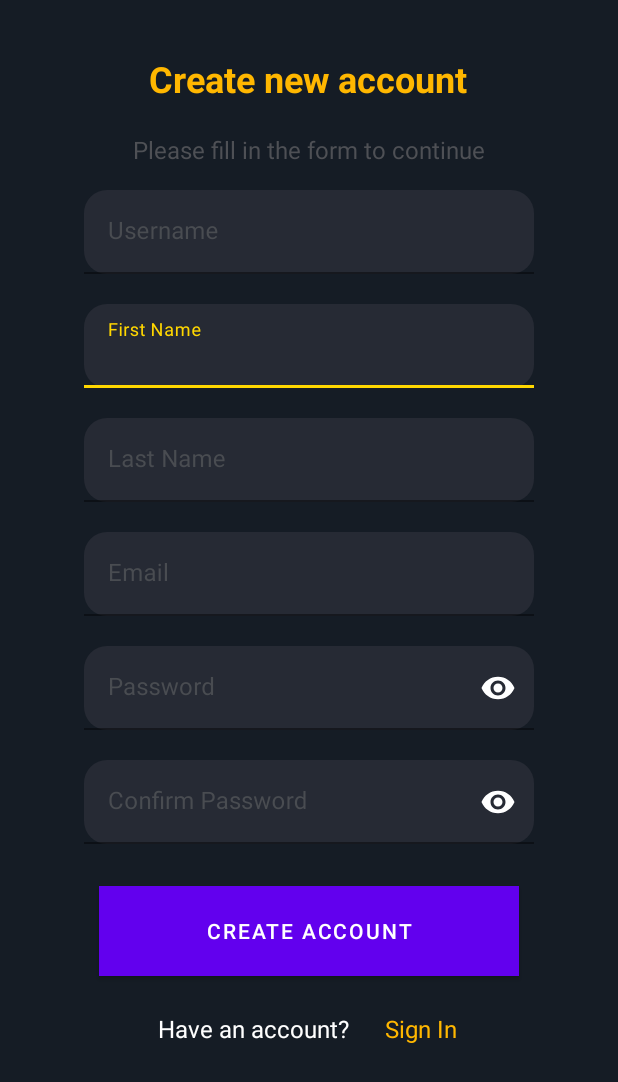
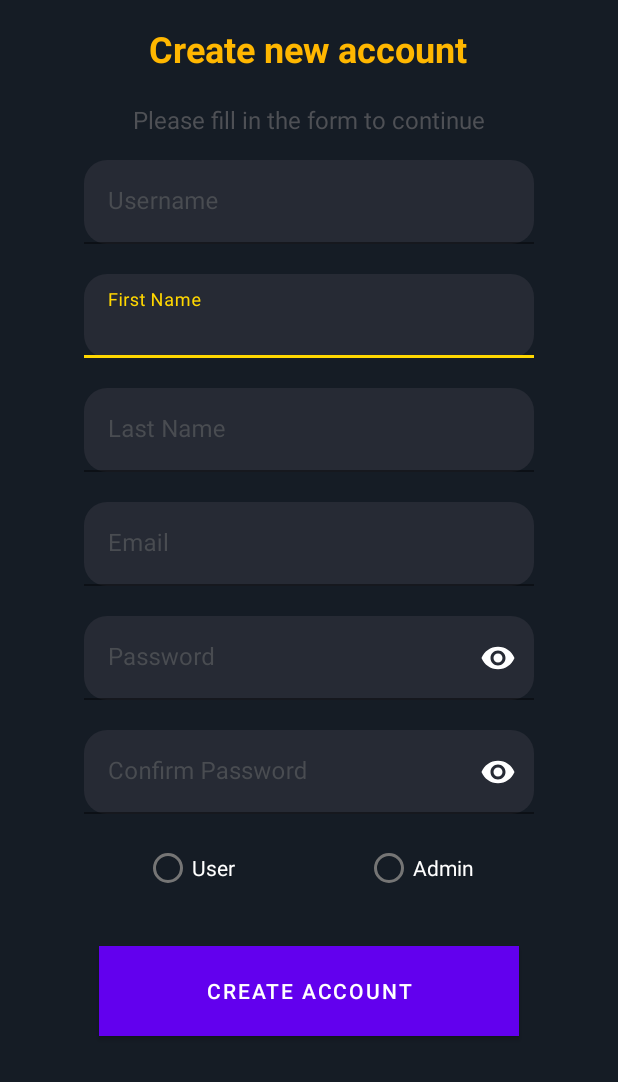
Before and after one commit to UnFameeee/Android-Movie-Application-FinalExam, an Android app: the RegisterActivity screen opened directly, with no data from a screen before it, on a phone screen of 412 x 824 dp. Shown: the top 1082 px of the screen. Run offline under Robolectric (Android 15) with nearby library versions, the light colour scheme and no system bars; our stand-ins replace Firebase (no records; nobody signed in at launch, a user with empty details on screens opened directly); Roboto replaces fonts that are not available here.

Commit message:
commit
commit

```diff
--- a/Movie-Application/app/src/main/java/com/android/movie_application/ui/RegisterActivity.java
+++ b/Movie-Application/app/src/main/java/com/android/movie_application/ui/RegisterActivity.java
@@ -4,6 +4,7 @@ import android.os.Bundle;
 import android.util.Patterns;
 import android.view.View;
 import android.widget.EditText;
+import android.widget.RadioButton;
 import android.widget.Toast;
 
 import androidx.annotation.NonNull;
@@ -22,6 +23,8 @@ public class RegisterActivity extends AppCompatActivity
 
     private FirebaseAuth mAuth;
     private EditText editTextUsername, editTextFname,editTextLname,editTextEmail,editTextPass,editTextRepass;
+    RadioButton radioButtonUser, radioButtonAdmin;
+    String role;
     @Override
     protected void onCreate(Bundle savedInstanceState)
     {
@@ -35,6 +38,8 @@ public class RegisterActivity extends AppCompatActivity
         editTextEmail = (EditText) findViewById(R.id.editTextEmail);
         editTextPass = (EditText) findViewById(R.id.editTextPass);
         editTextRepass = (EditText) findViewById(R.id.editTextRepass);
+        radioButtonAdmin = (RadioButton) findViewById(R.id.radioButtonAdmin);
+        radioButtonUser = (RadioButton) findViewById(R.id.radioButtonUser);
     }
 
     public void register(View view)
@@ -99,6 +104,19 @@ public class RegisterActivity extends AppCompatActivity
             editTextEmail.requestFocus();
             return;
         }
+        if (radioButtonUser.isChecked())
+        {
+            role = "user";
+        }
+        else if (radioButtonAdmin.isChecked())
+        {
+            role = "admin";
+        }
+        else
+        {
+            Toast.makeText(RegisterActivity.this,"Role is empty",Toast.LENGTH_SHORT).show();
+            return;
+        }
 
         mAuth.createUserWithEmailAndPassword(email,pass).addOnCompleteListener(new OnCompleteListener<AuthResult>()
         {
@@ -108,7 +126,6 @@ public class RegisterActivity extends AppCompatActivity
                 if (task.isSuccessful())
                 {
                     String image = "https://firebasestorage.googleapis.com/v0/b/movie-app-270d9.appspot.com/o/user-photo%2Ffd14a484f8e558209f0c2a94bc36b855.png?alt=media&token=52b0f983-95ee-47f9-a65f-246006b99850";
-                    String role = "user";
                     User user = new User(email, username, fname,lname,pass,image,role);
                     FirebaseDatabase.getInstance().getReference("Users")
                     .child(FirebaseAuth.getInstance().getCurrentUser().getUid())
--- a/Movie-Application/app/src/main/res/layout/activity_register.xml
+++ b/Movie-Application/app/src/main/res/layout/activity_register.xml
@@ -8,37 +8,10 @@
     tools:context=".ui.RegisterActivity">
 
     <TextView
-        android:id="@+id/textView10"
-        android:layout_width="wrap_content"
-        android:layout_height="wrap_content"
-        android:layout_marginStart="24dp"
-        android:layout_marginTop="24dp"
-        android:layout_weight="1"
-        android:text="@string/text_signin_account"
-        android:textAppearance="@style/TextAppearance.AppCompat.Large"
-        android:textColor="#FFB700"
-        android:textSize="16sp"
-        app:layout_constraintStart_toEndOf="@+id/textView9"
-        app:layout_constraintTop_toBottomOf="@+id/buttonCreateAcc" />
-
-    <TextView
-        android:id="@+id/textView9"
-        android:layout_width="wrap_content"
-        android:layout_height="wrap_content"
-        android:layout_marginStart="105dp"
-        android:layout_marginTop="24dp"
-        android:layout_weight="1"
-        android:text="@string/text_description_signin_account"
-        android:textColor="@color/white"
-        android:textSize="16dp"
-        app:layout_constraintStart_toStartOf="parent"
-        app:layout_constraintTop_toBottomOf="@+id/buttonCreateAcc" />
-
-    <TextView
         android:id="@+id/textView7"
         android:layout_width="wrap_content"
         android:layout_height="wrap_content"
-        android:layout_marginTop="36dp"
+        android:layout_marginTop="16dp"
         android:text="Create new account"
         android:textColor="#FFB700"
         android:textSize="24sp"
@@ -57,7 +30,6 @@
         android:text="Please fill in the form to continue"
         android:textColor="#4E5055"
         android:textSize="16sp"
-        app:layout_constraintBottom_toTopOf="@+id/textInputEditText"
         app:layout_constraintEnd_toEndOf="parent"
         app:layout_constraintStart_toStartOf="parent"
         app:layout_constraintTop_toBottomOf="@+id/textView7" />
@@ -206,7 +178,7 @@
         android:id="@+id/buttonCreateAcc"
         android:layout_width="280dp"
         android:layout_height="60dp"
-        android:layout_marginTop="24dp"
+        android:layout_marginTop="28dp"
         android:background="@drawable/button_register"
         android:backgroundTint="#FFB700"
         android:onClick="register"
@@ -214,7 +186,7 @@
         android:textColor="@color/white"
         app:layout_constraintEnd_toEndOf="parent"
         app:layout_constraintStart_toStartOf="parent"
-        app:layout_constraintTop_toBottomOf="@+id/textInputLayout5"
+        app:layout_constraintTop_toBottomOf="@+id/radioButtonAdmin"
         tools:ignore="MissingConstraints" />
 
     <com.google.android.material.textfield.TextInputLayout
@@ -244,4 +216,26 @@
             tools:layout_editor_absoluteX="0dp" />
     </com.google.android.material.textfield.TextInputLayout>
 
+    <RadioButton
+        android:id="@+id/radioButtonUser"
+        android:layout_width="wrap_content"
+        android:layout_height="wrap_content"
+        android:layout_marginStart="96dp"
+        android:layout_marginTop="8dp"
+        android:text="User"
+        android:textColor="@color/white"
+        app:layout_constraintStart_toStartOf="parent"
+        app:layout_constraintTop_toBottomOf="@+id/textInputLayout5" />
+
+    <RadioButton
+        android:id="@+id/radioButtonAdmin"
+        android:layout_width="wrap_content"
+        android:layout_height="wrap_content"
+        android:layout_marginTop="8dp"
+        android:layout_marginEnd="96dp"
+        android:text="Admin"
+        android:textColor="@color/white"
+        app:layout_constraintEnd_toEndOf="parent"
+        app:layout_constraintTop_toBottomOf="@+id/textInputLayout5" />
+
 </androidx.constraintlayout.widget.ConstraintLayout>
```
Also changed, not shown: Movie-Application/app/src/main/java/com/android/movie_application/fragment/ProfileFragment.java (+23 -1 lines), Movie-Application/app/src/main/java/com/android/movie_application/fragment/SettingFragment.java (+22 -5 lines), Movie-Application/app/src/main/java/com/android/movie_application/ui/LoginActivity.java (+20 -0 lines), Movie-Application/app/src/main/res/layout/fragment_setting.xml (+24 -0 lines).
